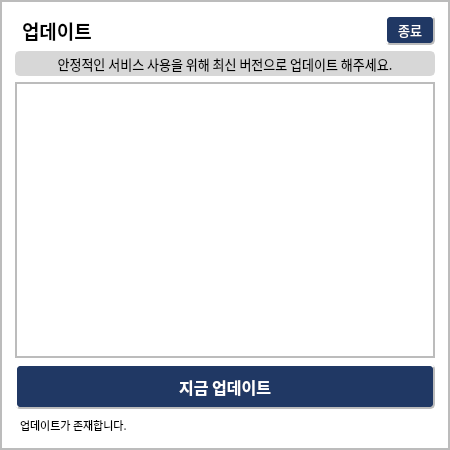
Qt form resource/ui/updatecheck1.ui (byjupiter/PSV-exe) before a commit.
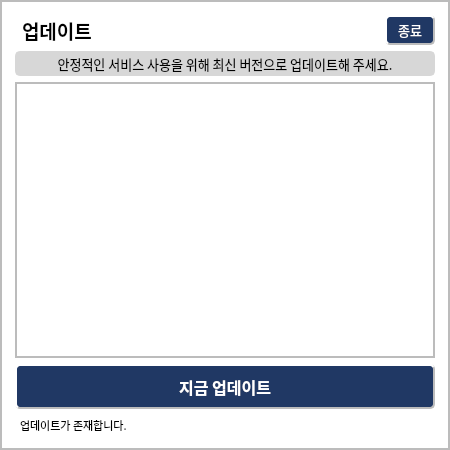
The same form after that commit.

What changed in the file:
```diff
--- a/resource/ui/updatecheck1.ui
+++ b/resource/ui/updatecheck1.ui
@@ -563,7 +563,7 @@
 border-color: #D7D7D7;</string>
         </property>
         <property name="text">
-         <string>안정적인 서비스 사용을 위해 최신 버전으로 업데이트 해주세요.</string>
+         <string>안정적인 서비스 사용을 위해 최신 버전으로 업데이트해 주세요.</string>
         </property>
         <property name="alignment">
          <set>Qt::AlignCenter</set>
```
